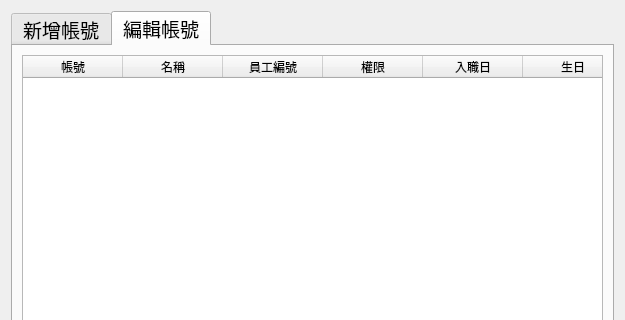
Above: src/AdbClient/StageManagerSetting/LayerAccountManager.ui from roger0816/Adb before the change; both pictures show x 0 to 625 and y 0 to 320 of the 625 by 468 pixel window. Below: the same form after it.
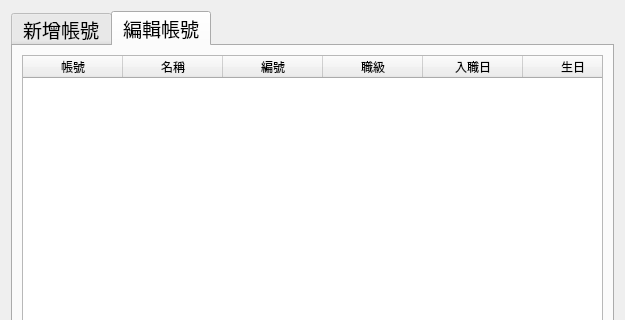
That is the form after the change. The open tabs and pages were chosen to show the change.

Patch:
```diff
--- a/src/AdbClient/StageManagerSetting/LayerAccountManager.ui
+++ b/src/AdbClient/StageManagerSetting/LayerAccountManager.ui
@@ -357,12 +357,12 @@
          </column>
          <column>
           <property name="text">
-           <string>員工編號</string>
+           <string>編號</string>
           </property>
          </column>
          <column>
           <property name="text">
-           <string>權限</string>
+           <string>職級</string>
           </property>
          </column>
          <column>
```
